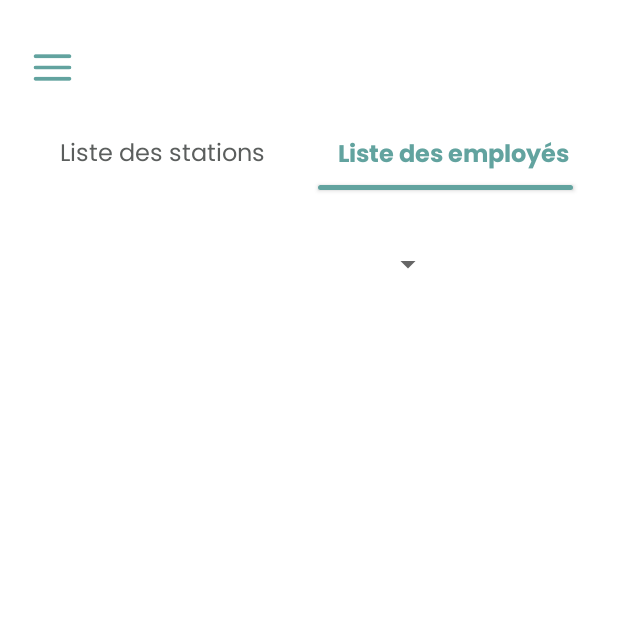
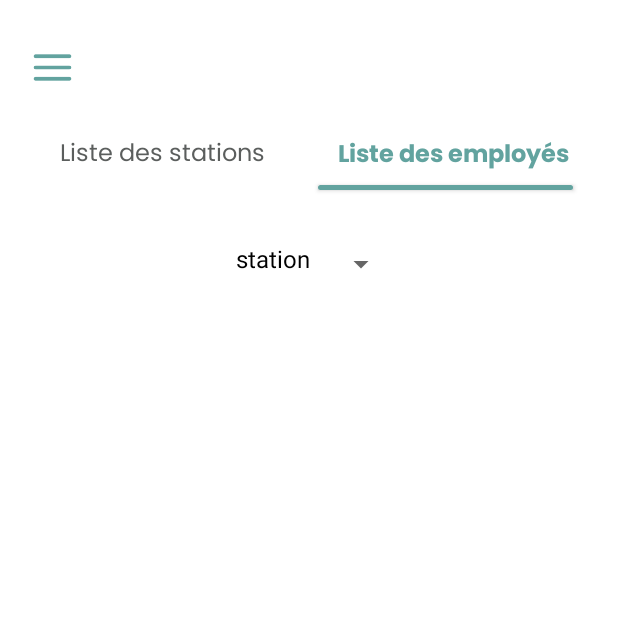
Before and after one commit to nouhelion/Transport_Employee, an Android app: the liste_employes_driver screen opened directly, with no data from a screen before it, on a phone screen of 412 x 824 dp, the top half of it. Run offline under Robolectric (Android 15) with nearby library versions, the phone set to English and light mode, and no system bars; our stand-ins replace Firebase (no records; nobody signed in at launch, a user with empty details on screens opened directly).

Commit message:
employee for each station
yay clear the arraylist and it works hehe
im smart af

```diff
--- a/app/src/main/java/com/example/templo/liste_employes_driver.java
+++ b/app/src/main/java/com/example/templo/liste_employes_driver.java
@@ -76,6 +76,7 @@ public class liste_employes_driver extends AppCompatActivity {
         ArrayAdapter<String> adapter = new ArrayAdapter<String>(getApplicationContext(), R.layout.color_spinner_layout, Stations);
         adapter.setDropDownViewResource(R.layout.spinner_dropdown_layout);
         stations_spinner.setAdapter(adapter);
+        Stations.add("station");
         StationsRef
                 .get()
                 .addOnCompleteListener(new OnCompleteListener<QuerySnapshot>() {
@@ -106,6 +107,7 @@ public class liste_employes_driver extends AppCompatActivity {
             public void onItemSelected(AdapterView<?> adapterView, View view, int i, long l) {
                  text=Stations.get(i);
                 Toast.makeText(liste_employes_driver.this, "station : "+ text, Toast.LENGTH_SHORT).show();
+                EmployeArrayList.clear();
                  loadDatainGridView(text);
             }
 
--- a/app/src/main/res/layout/activity_liste_employes_driver.xml
+++ b/app/src/main/res/layout/activity_liste_employes_driver.xml
@@ -65,7 +65,7 @@
         app:layout_constraintEnd_toEndOf="parent"
         android:layout_marginTop="35dp"
         android:entries="@array/context_view"
-        android:layout_width="180dp"
+        android:layout_width="wrap_content"
         android:layout_height="45dp" />
 
     <GridView
```
